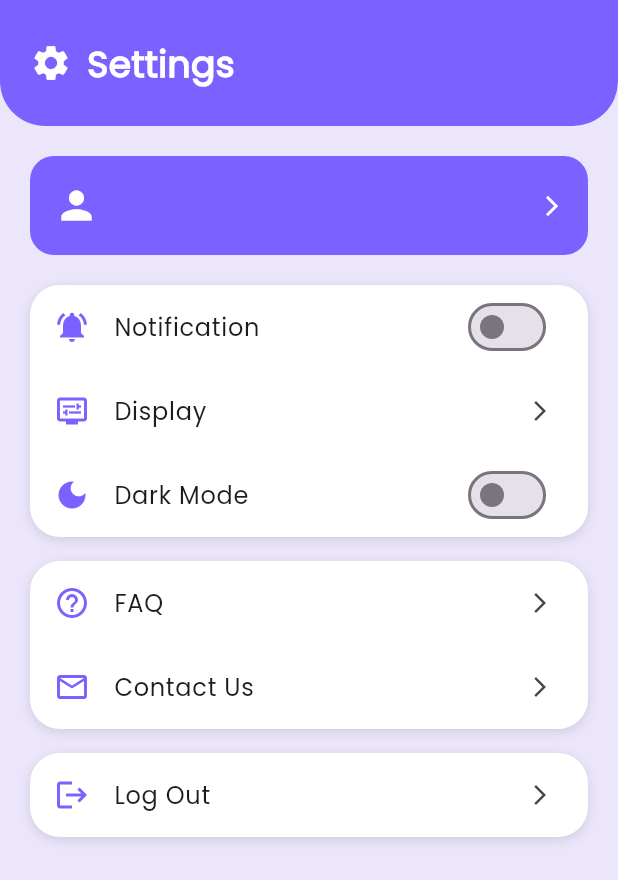
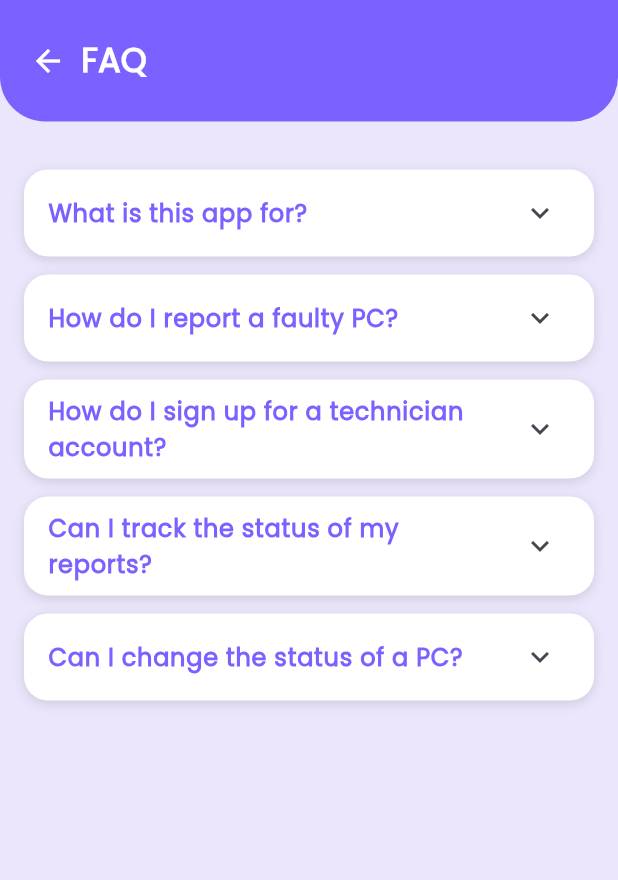
Before and after one commit to Dalmanski/flutter_application_1, a Flutter app: the SettingsPage screen opened directly, after a tap on "FAQ", on a phone screen of 412 x 824 dp. Shown: the top 880 px of the screen. Run offline on Flutter 3.47's test engine with Material 3 defaults, Android fonts, the phone set to English and light mode, and no system bars; our stand-ins replace cloud_firestore, device_info_plus, firebase_core, js, logger, qr_flutter and 1 more; missing offline and left inert: dart:html, dart:js_util; accounts and stored records are empty.

Commit message:
new file:   lib/filter_settings.dart 	modified:   lib/settings.dart

```diff
--- /dev/null
+++ b/lib/filter_settings.dart
@@ -0,0 +1,256 @@
+import 'package:flutter/material.dart';
+
+class FilterSettingsPage extends StatelessWidget {
+  final String mode;
+
+  const FilterSettingsPage({super.key, required this.mode});
+
+  @override
+  Widget build(BuildContext context) {
+    return Scaffold(
+      backgroundColor: const Color(0xFFECE6FC),
+      body: SafeArea(
+        child: Column(
+          children: [
+            // Header
+            Container(
+              padding: const EdgeInsets.symmetric(horizontal: 20, vertical: 25),
+              decoration: const BoxDecoration(
+                color: Color(0xFF7B61FF),
+                borderRadius: BorderRadius.vertical(
+                  bottom: Radius.circular(30),
+                ),
+              ),
+              child: Row(
+                children: [
+                  GestureDetector(
+                    onTap: () => Navigator.pop(context),
+                    child: const Icon(Icons.arrow_back, color: Colors.white),
+                  ),
+                  const SizedBox(width: 10),
+                  Text(
+                    mode == 'faq' ? "FAQ" : "Contact Us",
+                    style: const TextStyle(
+                      fontSize: 22,
+                      fontWeight: FontWeight.bold,
+                      color: Colors.white,
+                    ),
+                  ),
+                ],
+              ),
+            ),
+            const SizedBox(height: 16),
+            if (mode == 'faq')
+              Expanded(child: _buildFAQContent())
+            else
+              _buildContactContent(),
+          ],
+        ),
+      ),
+    );
+  }
+
+  Widget _buildFAQContent() {
+    final faqItems = [
+      {
+        "question": "What is this app for?",
+        "answerSpans": [
+          TextSpan(text: "Compstat is a "),
+          TextSpan(
+            text: "PC status tracker",
+            style: TextStyle(fontWeight: FontWeight.bold),
+          ),
+          TextSpan(text: " and "),
+          TextSpan(
+            text: "reporter app",
+            style: TextStyle(fontWeight: FontWeight.bold),
+          ),
+          TextSpan(text: ". It shows users which PCs are "),
+          TextSpan(
+            text: "available",
+            style: TextStyle(fontWeight: FontWeight.bold),
+          ),
+          TextSpan(text: " for use and allows them to "),
+          TextSpan(
+            text: "report faulty units",
+            style: TextStyle(fontWeight: FontWeight.bold),
+          ),
+          TextSpan(text: " for technicians to address."),
+        ],
+      },
+      {
+        "question": "How do I report a faulty PC?",
+        "answerSpans": [
+          TextSpan(text: "Tap the "),
+          TextSpan(
+            text: "QR Code button",
+            style: TextStyle(fontWeight: FontWeight.bold),
+          ),
+          TextSpan(
+            text:
+                " in the bottom navigation bar to open your camera. Then, scan the ",
+          ),
+          TextSpan(
+            text: "QR code",
+            style: TextStyle(fontWeight: FontWeight.bold),
+          ),
+          TextSpan(text: " on the PC you want to report."),
+        ],
+      },
+      {
+        "question": "How do I sign up for a technician account?",
+        "answerSpans": [
+          TextSpan(
+            text: "Technician roles",
+            style: TextStyle(fontWeight: FontWeight.bold),
+          ),
+          TextSpan(text: " are assigned by the app developers. Users "),
+          TextSpan(
+            text: "cannot register as technicians",
+            style: TextStyle(fontWeight: FontWeight.bold),
+          ),
+          TextSpan(text: " on their own."),
+        ],
+      },
+      {
+        "question": "Can I track the status of my reports?",
+        "answerSpans": [
+          TextSpan(text: "Yes. After reporting a PC, go to the corresponding "),
+          TextSpan(
+            text: "computer lab",
+            style: TextStyle(fontWeight: FontWeight.bold),
+          ),
+          TextSpan(text: " and tap the "),
+          TextSpan(
+            text: "\"Maintenance\"",
+            style: TextStyle(fontWeight: FontWeight.bold),
+          ),
+          TextSpan(
+            text: " button. You'll see a list of all PCs in that lab with ",
+          ),
+          TextSpan(
+            text: "active maintenance tickets",
+            style: TextStyle(fontWeight: FontWeight.bold),
+          ),
+          TextSpan(text: "."),
+        ],
+      },
+      {
+        "question": "Can I change the status of a PC?",
+        "answerSpans": [
+          TextSpan(text: "No. Only "),
+          TextSpan(
+            text: "technicians",
+            style: TextStyle(fontWeight: FontWeight.bold),
+          ),
+          TextSpan(text: " have permission to "),
+          TextSpan(
+            text: "update the status",
+            style: TextStyle(fontWeight: FontWeight.bold),
+          ),
+          TextSpan(text: " of PCs with maintenance tickets."),
+        ],
+      },
+    ];
+
+    return ListView.builder(
+      padding: const EdgeInsets.all(16),
+      itemCount: faqItems.length,
+      itemBuilder: (context, index) {
+        final item = faqItems[index];
+        return Container(
+          margin: const EdgeInsets.only(bottom: 12),
+          decoration: BoxDecoration(
+            color: Colors.white,
+            borderRadius: BorderRadius.circular(16),
+            boxShadow: const [
+              BoxShadow(
+                color: Colors.black12,
+                blurRadius: 6,
+                offset: Offset(0, 2),
+              ),
+            ],
+          ),
+          child: ExpansionTile(
+            shape: RoundedRectangleBorder(
+              borderRadius: BorderRadius.circular(16),
+            ),
+            title: Text(
+              item['question'] as String,
+              style: const TextStyle(
+                fontWeight: FontWeight.bold,
+                color: Color(0xFF7B61FF),
+              ),
+            ),
+            children: [
+              Container(
+                width: double.infinity,
+                margin: const EdgeInsets.symmetric(horizontal: 16, vertical: 8),
+                padding: const EdgeInsets.all(12),
+                decoration: BoxDecoration(
+                  color: Colors.grey.shade200,
+                  borderRadius: BorderRadius.circular(10),
+                ),
+                child: RichText(
+                  text: TextSpan(
+                    style: const TextStyle(fontSize: 15, color: Colors.black87),
+                    children: (item['answerSpans'] as List<TextSpan>),
+                  ),
+                ),
+              ),
+            ],
+          ),
+        );
+      },
+    );
+  }
+
+  Widget _buildContactContent() {
+    return Padding(
+      padding: const EdgeInsets.all(20),
+      child: Container(
+        padding: const EdgeInsets.all(20),
+        decoration: BoxDecoration(
+          color: Colors.white,
+          borderRadius: BorderRadius.circular(20),
+          boxShadow: const [
+            BoxShadow(
+              color: Colors.black12,
+              blurRadius: 6,
+              offset: Offset(0, 2),
+            ),
+          ],
+        ),
+        child: Column(
+          mainAxisSize: MainAxisSize.min, // Prevent full height
+          crossAxisAlignment: CrossAxisAlignment.start,
+          children: const [
+            Text(
+              "Need help?",
+              style: TextStyle(
+                fontSize: 20,
+                fontWeight: FontWeight.bold,
+                color: Color(0xFF7B61FF),
+              ),
+            ),
+            SizedBox(height: 10),
+            Text("Email us at:", style: TextStyle(fontSize: 16)),
+            Text(
+              "support@schoolpcapp.com",
+              style: TextStyle(
+                fontSize: 16,
+                fontWeight: FontWeight.w500,
+                color: Colors.black87,
+              ),
+            ),
+            SizedBox(height: 20),
+            Text(
+              "Or contact your school technician for direct assistance.",
+              style: TextStyle(fontSize: 16),
+            ),
+          ],
+        ),
+      ),
+    );
+  }
+}
--- a/lib/settings.dart
+++ b/lib/settings.dart
@@ -2,6 +2,7 @@ import 'package:flutter/material.dart';
 import 'package:shared_preferences/shared_preferences.dart';
 import 'package:cloud_firestore/cloud_firestore.dart';
 import 'welcome_page.dart';
+import 'filter_settings.dart';
 import 'package:logger/logger.dart';
 
 final logger = Logger();
@@ -185,11 +186,32 @@ class _SettingsPageState extends State<SettingsPage> {
                   ]),
                   const SizedBox(height: 16),
                   _buildSettingsCard([
-                    _buildListTile(Icons.help_outline, "FAQ", onTap: () {}),
+                    _buildListTile(
+                      Icons.help_outline,
+                      "FAQ",
+                      onTap: () {
+                        Navigator.push(
+                          context,
+                          MaterialPageRoute(
+                            builder:
+                                (_) => const FilterSettingsPage(mode: 'faq'),
+                          ),
+                        );
+                      },
+                    ),
                     _buildListTile(
                       Icons.mail_outline,
                       "Contact Us",
-                      onTap: () {},
+                      onTap: () {
+                        Navigator.push(
+                          context,
+                          MaterialPageRoute(
+                            builder:
+                                (_) =>
+                                    const FilterSettingsPage(mode: 'contact'),
+                          ),
+                        );
+                      },
                     ),
                   ]),
                   const SizedBox(height: 16),
```
